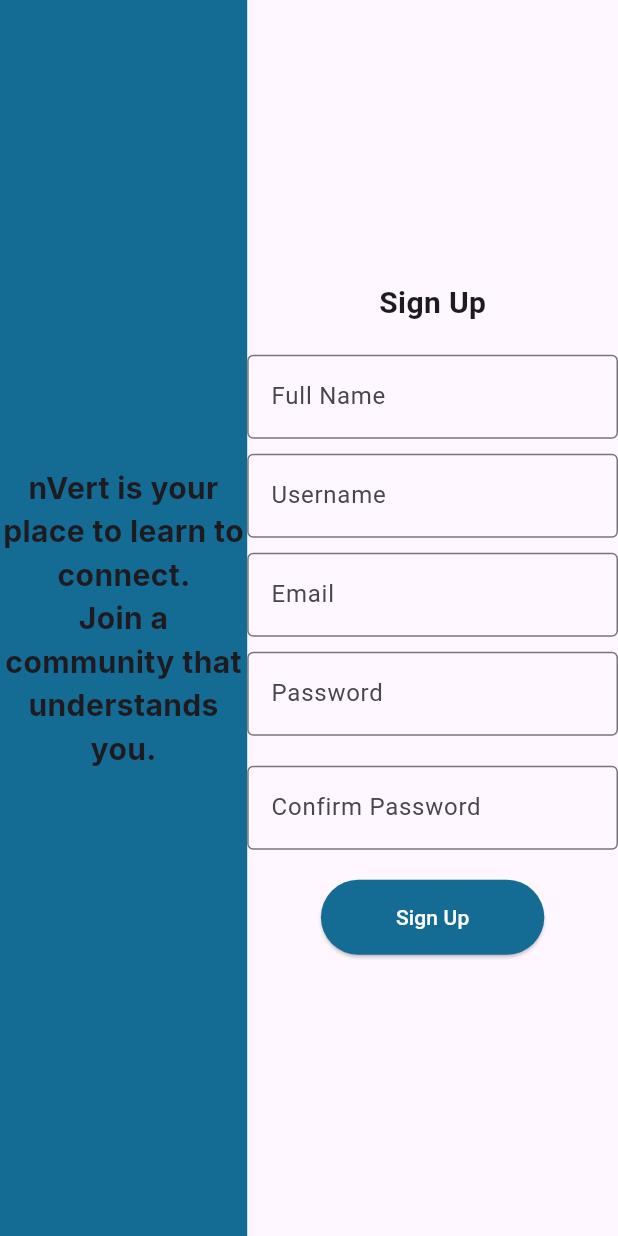
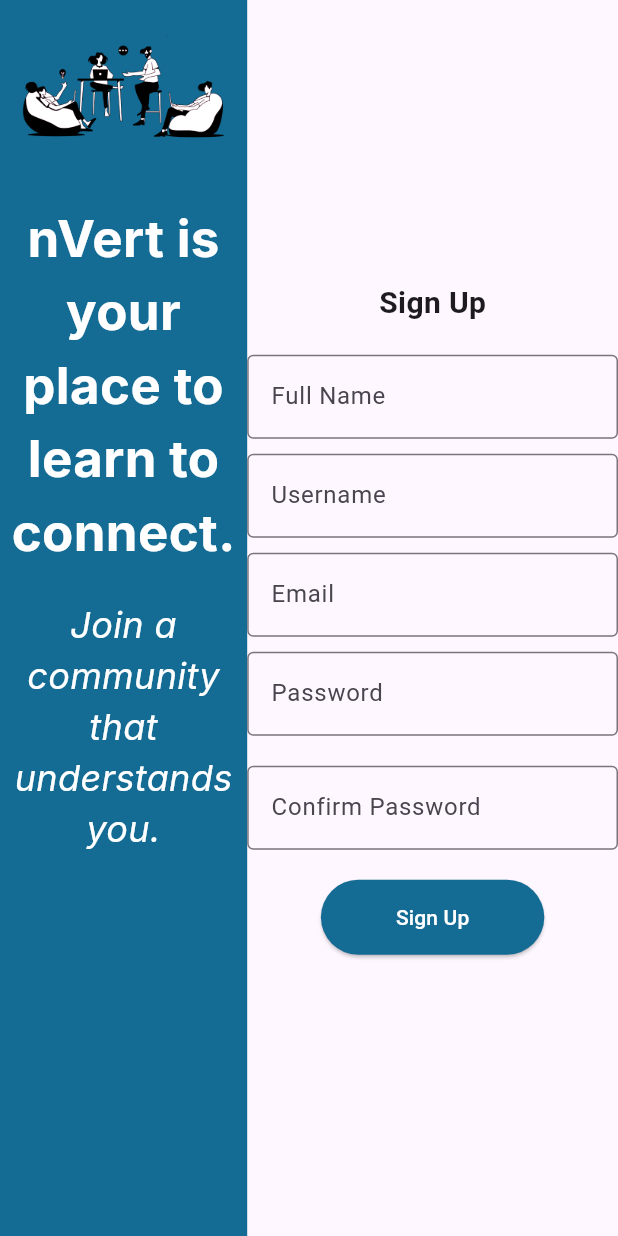
Before and after one commit to ndstancilFullsail/Invert, a Flutter app: the screen it shows after launch, after a tap on "Don't have an account? Sign Up", on a phone screen of 412 x 824 dp. Run offline on Flutter 3.47's test engine with Material 3 defaults, Android fonts, the phone set to English and light mode, and no system bars; our stand-ins replace firebase_auth, firebase_core, google_fonts; accounts and stored records are empty; network calls fail.

Commit message:
Changed image file updated imag to all main screens

```diff
--- a/lib/main.dart
+++ b/lib/main.dart
@@ -1,7 +1,11 @@
+import 'package:firebase_auth/firebase_auth.dart';
 import 'package:flutter/material.dart';
 import 'package:invert/forgotpassword.dart';
 import 'package:invert/signuppage.dart';
 import 'package:invert/utils.dart';
+import 'package:google_fonts/google_fonts.dart';
+import 'package:invert/signuputils.dart';
+
 
 
 void main() async {
@@ -15,9 +19,14 @@ Future<void> setup() async{
   await setupFirebase();
 }
 
-class InVertApp extends StatelessWidget {
+class InVertApp extends StatefulWidget {
   const InVertApp({super.key});
 
+  @override
+  State<InVertApp> createState() => _InVertAppState();
+}
+
+class _InVertAppState extends State<InVertApp> {
   @override
   Widget build(BuildContext context) {
     return MaterialApp(
@@ -30,8 +39,27 @@ class InVertApp extends StatelessWidget {
   }
 }
 
-class LoginPage extends StatelessWidget {
+class LoginPage extends StatefulWidget {
   const LoginPage({super.key});
+
+  @override
+  State<LoginPage> createState() => _LoginPageState();
+
+
+}
+
+class _LoginPageState extends State<LoginPage> {
+  final TextEditingController _emailcontroller = TextEditingController();
+  final TextEditingController _passwordcontroller = TextEditingController();
+  final FirebaseAuth _auth = FirebaseAuth.instance;
+
+
+
+
+
+
+
+
 
   @override
   Widget build(BuildContext context) {
@@ -40,28 +68,43 @@ class LoginPage extends StatelessWidget {
         children: [
           // Left Branding Section
           Expanded(
-            flex: 2,
+           flex: 2,
             child: Container(
               color:  Color.fromARGB(255,20,107,148),
-              child: const Center(
-                child: Text(
-                  'nVert is your place to learn to connect.\nJoin a community that understands you.',
+            child: Column(
+              children: [
+                Image.asset('assets/images/db5ae0242b73f9d87a79ae1f36559913.png',),
+                const SizedBox(height: 20),
+                 Text(
+                  'nVert is your place to learn to connect.',
                   textAlign: TextAlign.center,
-                  style: TextStyle(
+                  style: GoogleFonts.inter(
                     color: Colors.white,
-                    fontSize: 20,
+                    fontSize: 34,
                     fontWeight: FontWeight.bold,
                   ),
                 ),
+                const SizedBox(height: 20),
+                Text(
+                  'Join a community that understands you.',
+                  textAlign: TextAlign.center,
+                  style: GoogleFonts.inter(
+                    color: Colors.white,
+                    fontSize: 24,
+                    fontStyle: FontStyle.italic,
+
+                  ),
+                ),
+              ],
               ),
             ),
-          ),
+        ),
           // Right Login Section
           Expanded(
             flex: 3,
             child: Center(
               child: SizedBox(
-                width: 300,
+                width: 400,
                 child: Column(
                   mainAxisSize: MainAxisSize.min,
                   children: [
@@ -73,8 +116,15 @@ class LoginPage extends StatelessWidget {
                       ),
                     ),
                     const SizedBox(height: 20),
+                    const Text(
+                      'Connect with other introverts.',
+                      style: TextStyle(
+                        fontSize: 24,
+                      ),
+                    ),
+                    const SizedBox(height: 20),
                     // Email Input
-                    TextField(
+                    TextFormField(
                       decoration: InputDecoration(
                         labelText: 'Email',
                         border: OutlineInputBorder(),
@@ -82,7 +132,7 @@ class LoginPage extends StatelessWidget {
                     ),
                     const SizedBox(height: 10),
                     // Password Input
-                    TextField(
+                    TextFormField(
                       decoration: InputDecoration(
                         labelText: 'Password',
                         border: OutlineInputBorder(),
@@ -97,17 +147,20 @@ class LoginPage extends StatelessWidget {
                           ),
                         );
                       },
-                      child: const Text("Forgot Password?"),
+                      child: const Text("Forgot Password?",
+                      style: TextStyle(
+                        color: Color.fromARGB(255,20, 108, 148),
+                      ),
+                      ),
                     ),
+                    const SizedBox(height: 15),
 
 
                     // Login Button
                     ElevatedButton(
-                      onPressed: () {
-                        // Add login functionality here
-                      },
+                      onPressed: _signIn,
                       style: ElevatedButton.styleFrom(
-                        backgroundColor:Color.fromARGB(255,20,107,148),
+                        backgroundColor:Color.fromARGB(128,20, 108, 148),
                         padding: const EdgeInsets.symmetric(
                           horizontal: 50,
                           vertical: 15,
@@ -118,7 +171,7 @@ class LoginPage extends StatelessWidget {
                         style: TextStyle(color: Colors.white),
                       ),
                     ),
-                    const SizedBox(height: 10),
+                    const SizedBox(height: 20),
                     // Sign-Up Text
                     TextButton(
                       onPressed: () {
@@ -127,7 +180,12 @@ class LoginPage extends StatelessWidget {
                           ),
                         );
                       },
-                      child: const Text("Don't have an account? Sign Up"),
+                      child: const Text("Don't have an account? Sign Up",
+                      style: TextStyle(
+                        color: Color.fromARGB(255,20, 108, 148),
+                      ),
+                      ),
+
                     ),
                   ],
                 ),
@@ -138,4 +196,29 @@ class LoginPage extends StatelessWidget {
       ),
     );
   }
+
+   void _signIn() async{
+
+  String email = _emailcontroller.text.trim();
+  String password = _passwordcontroller.text.trim();
+
+  User? user = await FirebaseSignUp().signUpWithEmailandPassword(email, password);
+if(user != null){
+
+  SnackBar(
+    content: Text('Sign In Successful'),
+  );
+        Navigator.pushReplacement(context, MaterialPageRoute(
+               builder: (context) => LoginPage(),
+          ),
+        );
+    }
+    else{
+        ScaffoldMessenger.of(context).showSnackBar(
+          const SnackBar(
+           content: Text('Sign Up Failed'),
+          ),
+       );
+      }
+  }
 }
--- a/lib/signuppage.dart
+++ b/lib/signuppage.dart
@@ -1,5 +1,8 @@
+import 'package:firebase_auth/firebase_auth.dart';
 import 'package:flutter/material.dart';
 import 'package:google_fonts/google_fonts.dart';
+import 'package:invert/main.dart';
+import 'package:invert/signuputils.dart';
 
 
 class SignUpPage extends StatefulWidget {
@@ -16,6 +19,19 @@ class _SignUpPageState extends State<SignUpPage> {
   final TextEditingController _emailcontroller = TextEditingController();
   final TextEditingController _passwordcontroller = TextEditingController();
   final TextEditingController _confirmpasswordcontroller = TextEditingController();
+  final FirebaseAuth _auth = FirebaseAuth.instance;
+
+  @override
+   void dispose() {
+    _fullnamecontroller.dispose();
+    _usernamecontroller.dispose();
+    _emailcontroller.dispose();
+    _passwordcontroller.dispose();
+    _confirmpasswordcontroller.dispose();
+    super.dispose();
+
+  }
+
 
     @override
   Widget build(BuildContext context) {
@@ -24,31 +40,49 @@ class _SignUpPageState extends State<SignUpPage> {
     return Scaffold(
 
       body: Row(
-        children: [
+
+          children: [
+          // Left Branding Section
           Expanded(
-            flex: 2,
+           flex: 2,
             child: Container(
-              color: Color.fromARGB(255, 20, 107, 148),
-              child: Center(
-                child: Text(
-                  'nVert is your place to learn to connect. \nJoin a community that understands you.',
+              color:  Color.fromARGB(255,20,107,148),
+            child: Column(
+              children: [
+                Image.asset('assets/images/db5ae0242b73f9d87a79ae1f36559913.png',),
+                const SizedBox(height: 20),
+                 Text(
+                  'nVert is your place to learn to connect.',
                   textAlign: TextAlign.center,
                   style: GoogleFonts.inter(
-                    fontSize: 20,
-                    fontWeight: FontWeight.bold,),
+                    color: Colors.white,
+                    fontSize: 34,
+                    fontWeight: FontWeight.bold,
                   ),
+                ),
+                const SizedBox(height: 20),
+                Text(
+                  'Join a community that understands you.',
+                  textAlign: TextAlign.center,
+                  style: GoogleFonts.inter(
+                    color: Colors.white,
+                    fontSize: 24,
+                    fontStyle: FontStyle.italic,
+
                   ),
-
+                ),
+              ],
               ),
             ),
+        ),
 
             Expanded(
               flex: 3,
               child:Center(
                 child: SizedBox(
-                  width: 300,
-                  child: Column(
-                    mainAxisSize: MainAxisSize.min,
+                  width: 400,
+                    child: Column(
+                      mainAxisSize: MainAxisSize.min,
                     children: [
                       const Text(
                         'Sign Up',
@@ -59,7 +93,7 @@ class _SignUpPageState extends State<SignUpPage> {
                       ),
                       const SizedBox(height: 20),
                       // Full Name Input
-                      TextField(
+                      TextFormField(
                         controller: _fullnamecontroller,
                         decoration: InputDecoration(
                           labelText: 'Full Name',
@@ -105,9 +139,7 @@ class _SignUpPageState extends State<SignUpPage> {
                        const SizedBox(height: 20),
                       // Sign Up Button
                       ElevatedButton(
-                        onPressed: () {
-                          // Add sign up functionality here
-                        },
+                        onPressed: _signUp,
                         style: ElevatedButton.styleFrom(
                           backgroundColor: Color.fromARGB(255, 20, 107, 148),
                           padding: const EdgeInsets.symmetric(
@@ -122,7 +154,7 @@ class _SignUpPageState extends State<SignUpPage> {
                       ),
 
                     ],
-                  )
+                    ),
                 ),
               )
 
@@ -132,4 +164,29 @@ class _SignUpPageState extends State<SignUpPage> {
       )
     );
   }
+  void _signUp() async{
+  String username = _usernamecontroller.text.trim();
+  String email = _emailcontroller.text.trim();
+  String password = _passwordcontroller.text.trim();
+
+  User? user = await FirebaseSignUp().signUpWithEmailandPassword(email, password);
+if(user != null){
+
+  SnackBar(
+    content: Text('Sign Up Successful'),
+  );
+        Navigator.pushReplacement(context, MaterialPageRoute(
+               builder: (context) => LoginPage(),
+          ),
+        );
+    }
+    else{
+        ScaffoldMessenger.of(context).showSnackBar(
+          const SnackBar(
+           content: Text('Sign Up Failed'),
+          ),
+       );
+      }
+  }
+
 }
--- a/pubspec.yaml
+++ b/pubspec.yaml
@@ -83,7 +83,7 @@ flutter:
   # the material Icons class.
   uses-material-design: true
   assets:
-    -  images/
+    -  assets/images/
 
 
 
```
Also changed, not shown: lib/forgotpassword.dart (+31 -29 lines), lib/signuputils.dart (added, +37 -0 lines), assets/images/db5ae0242b73f9d87a79ae1f36559913.png (renamed from images/db5ae0242b73f9d87a79ae1f36559913.png).
